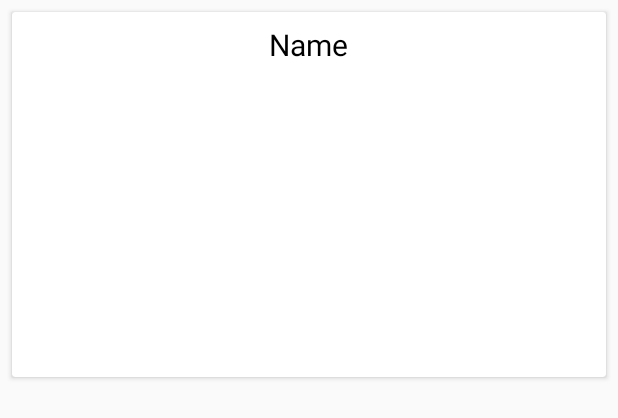
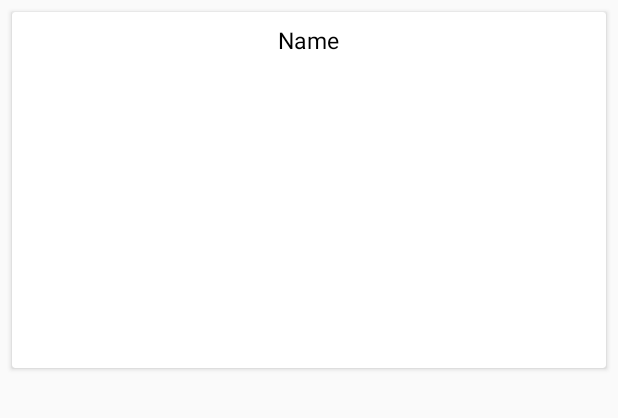
Before and after one commit to GsDaisy/FilebaseUpload2, an Android app: the layout image_item.xml on its own in the app's theme, with its tools: preview values and no code run, on a phone screen of 412 x 824 dp. Shown: the top 418 px of the screen. Run offline under Robolectric (Android 15) with nearby library versions, the phone set to English and light mode, and no system bars.

Commit message:
두번째수정

```diff
--- a/app/src/main/res/layout/image_item.xml
+++ b/app/src/main/res/layout/image_item.xml
@@ -18,7 +18,7 @@
             android:layout_marginTop="8dp"
             android:text="Name"
             android:textColor="@android:color/black"
-            android:textSize="20sp" />
+            android:textSize="15sp" />
 
         <ImageView
             android:id="@+id/image_view_upload"
```
Also changed, not shown: app/src/main/res/layout/activity_main.xml (+5 -3 lines).
